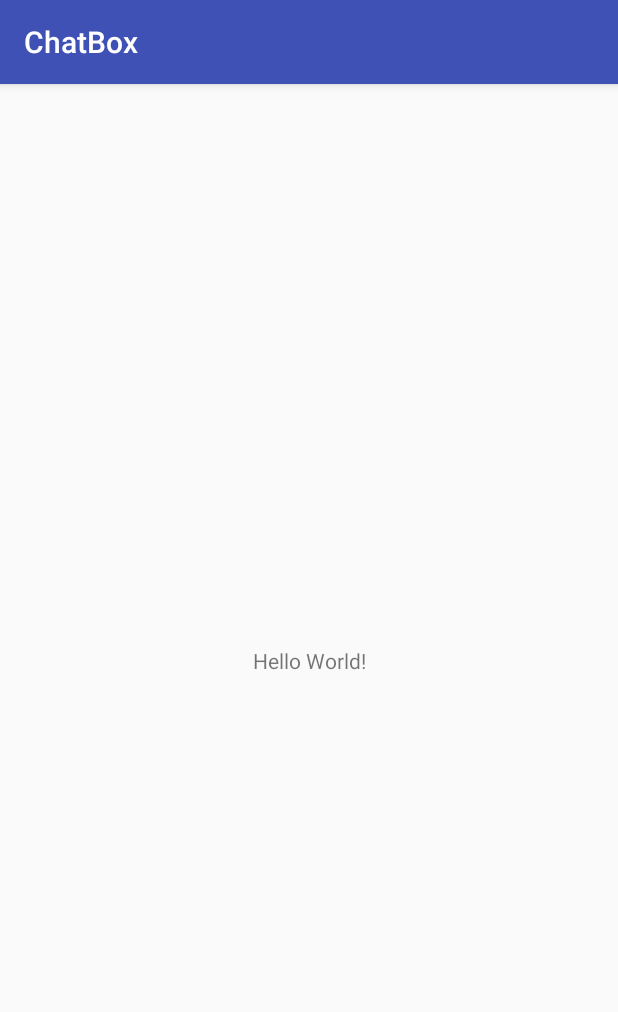
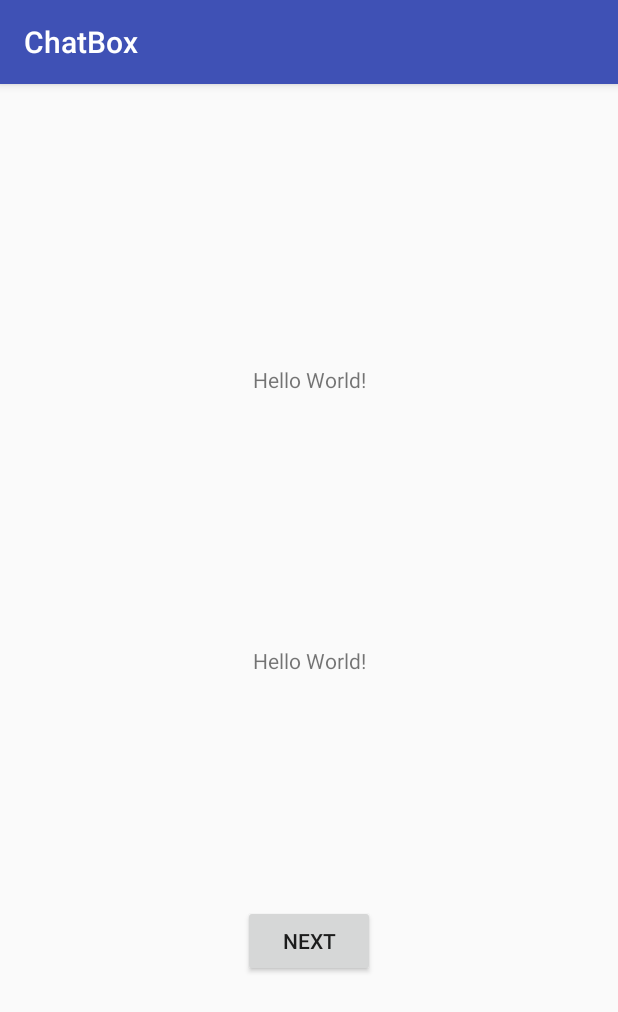
Before and after one commit to Jo-R/ChatBox, an Android app: the screen it shows after launch (ChatActivity), on a phone screen of 412 x 824 dp. Shown: the top 1012 px of the screen. Run offline under Robolectric (Android 15) with nearby library versions, the phone set to English and light mode, and no system bars.

Commit message:
with rubbish layout

```diff
--- a/app/src/main/res/layout/activity_chat.xml
+++ b/app/src/main/res/layout/activity_chat.xml
@@ -7,6 +7,7 @@
     tools:context=".ChatActivity">
 
     <TextView
+        android:id="@+id/agent_text"
         android:layout_width="wrap_content"
         android:layout_height="wrap_content"
         android:text="Hello World!"
@@ -15,4 +16,24 @@
         app:layout_constraintRight_toRightOf="parent"
         app:layout_constraintTop_toTopOf="parent" />
 
+    <TextView
+        android:id="@+id/user_text"
+        android:layout_width="wrap_content"
+        android:layout_height="wrap_content"
+        android:text="Hello World!"
+        app:layout_constraintBottom_toBottomOf="@id/agent_text"
+        app:layout_constraintLeft_toLeftOf="parent"
+        app:layout_constraintRight_toRightOf="parent"
+        app:layout_constraintTop_toTopOf="parent" />
+
+    <Button
+        android:id="@+id/next_button"
+        android:layout_width="wrap_content"
+        android:layout_height="wrap_content"
+        android:text="@string/next_button"
+        app:layout_constraintBottom_toBottomOf="parent"
+        app:layout_constraintLeft_toLeftOf="parent"
+        app:layout_constraintRight_toRightOf="parent"
+        app:layout_constraintTop_toTopOf="@id/agent_text" />
+
 </android.support.constraint.ConstraintLayout>
--- a/app/src/main/res/values/strings.xml
+++ b/app/src/main/res/values/strings.xml
@@ -1,3 +1,4 @@
 <resources>
     <string name="app_name">ChatBox</string>
+    <string name="next_button">Next</string>
 </resources>
```
